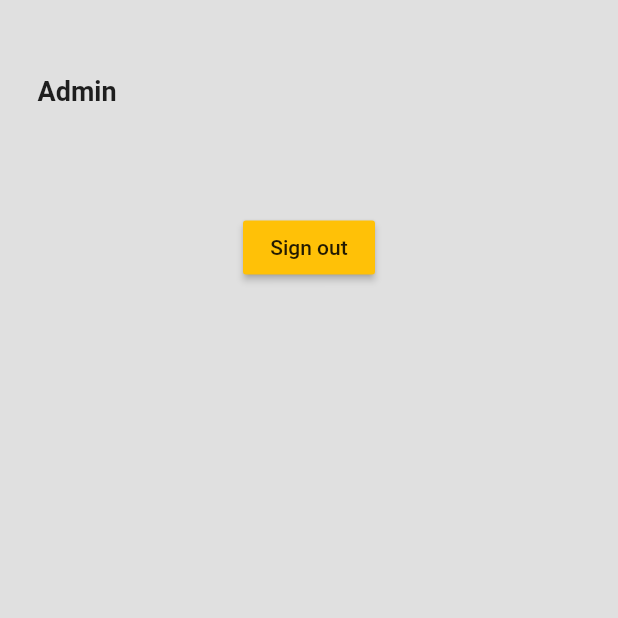
After one commit to Abhishekreju2525/cbms, a Flutter app: the screen it shows once a user with an empty profile is signed in, after a tap on "Sign out", on a phone screen of 412 x 824 dp, the top half of it. The commit adds this screen. Run offline on Flutter 3.47's test engine with Material 2 defaults, Android fonts, the phone set to English and light mode, and no system bars; our stand-ins replace cloud_firestore, firebase_auth, firebase_core, fluttertoast, google_fonts, google_nav_bar and 1 more; missing offline and left inert: dart:ffi, razorpay_flutter, restart_app; accounts and stored records are empty; network calls fail; key blocks and very long unbroken strings in the code were emptied for the run.

Commit message:
Role based Authentication

```diff
--- /dev/null
+++ b/lib/adminDashboard.dart
@@ -0,0 +1,77 @@
+import 'package:cbms/payment.dart';
+import 'package:cloud_firestore/cloud_firestore.dart';
+import 'package:firebase_auth/firebase_auth.dart';
+import 'package:flutter/material.dart';
+import 'package:restart_app/restart_app.dart';
+
+class adminDash extends StatefulWidget {
+  const adminDash({Key? key}) : super(key: key);
+
+  @override
+  State<adminDash> createState() => _adminDashState();
+}
+
+class _adminDashState extends State<adminDash> {
+  final user = FirebaseAuth.instance.currentUser!;
+
+  @override
+  Widget build(BuildContext context) {
+    return Scaffold(
+      backgroundColor: Colors.grey[300],
+      body: SafeArea(
+        child: Column(
+          children: [
+            // FloatingActionButton(
+            //   backgroundColor: Colors.green,
+            //   child: Icon(Icons.add),
+            //   onPressed: () {
+            //     FirebaseFirestore.instance
+            //         .collection('data')
+            //         .add({'text': 'data added through app'});
+            //   },
+            // ),
+            //app bar
+            Padding(
+              padding: const EdgeInsets.symmetric(horizontal: 25.0),
+              child: Row(
+                mainAxisAlignment: MainAxisAlignment.spaceBetween,
+                children: [
+                  Column(
+                    crossAxisAlignment: CrossAxisAlignment.start,
+                    children: [
+                      SizedBox(height: 25),
+                      SizedBox(height: 25),
+                      Text('Admin ' + user.email!,
+                          style: TextStyle(
+                              fontWeight: FontWeight.bold, fontSize: 18)),
+                      SizedBox(height: 20),
+                    ],
+                  ),
+                  //profile picture
+                ],
+              ),
+            ),
+            SizedBox(height: 25),
+
+            //card
+
+            //card
+
+            SizedBox(height: 25),
+
+            //horizontal listview
+
+            MaterialButton(
+              onPressed: () {
+                FirebaseAuth.instance.signOut();
+                FirebaseFirestore.instance.clearPersistence();
+              },
+              color: Colors.amber,
+              child: Text('Sign out'),
+            ),
+          ],
+        ),
+      ),
+    );
+  }
+}
--- a/lib/loginScreen.dart
+++ b/lib/loginScreen.dart
@@ -1,3 +1,4 @@
+import 'package:cbms/dashboardScreen.dart';
 import 'package:cbms/main.dart';
 import 'package:cbms/register.dart';
 import 'package:flutter/material.dart';
@@ -79,7 +80,7 @@ class _loginScreenState extends State<loginScreen> {
                         controller: _usernameController,
                         decoration: InputDecoration(
                           icon: Icon(Icons.person),
-                          labelText: "Username",
+                          labelText: "Email",
                         ),
                       ),
                     ),
--- a/lib/register.dart
+++ b/lib/register.dart
@@ -3,6 +3,7 @@ import 'dart:ffi';
 import 'package:cbms/loginScreen.dart';
 import 'package:cbms/main.dart';
 import 'package:cbms/register.dart';
+import 'package:cloud_firestore/cloud_firestore.dart';
 import 'package:flutter/material.dart';
 import 'package:google_fonts/google_fonts.dart';
 import 'package:firebase_auth/firebase_auth.dart';
@@ -19,6 +20,7 @@ class registerScreen extends StatefulWidget {
 
 class _registerScreen extends State<registerScreen> {
   // final _confirmpasswordController = TextEditingController();
+  final _nameController = TextEditingController();
   final _passwordController = TextEditingController();
   final _usernameController = TextEditingController();
 
@@ -42,8 +44,22 @@ class _registerScreen extends State<registerScreen> {
       email: _usernameController.text.trim(),
       password: _passwordController.text.trim(),
     );
+    final user = FirebaseAuth.instance.currentUser!;
+    print(user.uid);
+    addUserDetails(
+        _nameController.text.trim(), _usernameController.text.trim());
+
     //pop the loading circle
     Navigator.of(context).pop();
+  }
+
+  Future addUserDetails(String name, String email) async {
+    final user = FirebaseAuth.instance.currentUser!;
+    await FirebaseFirestore.instance.collection('users').doc(user.uid).set({
+      'name': name,
+      'email': email,
+      'role': 'user',
+    });
   }
 
   @override
@@ -79,12 +95,22 @@ class _registerScreen extends State<registerScreen> {
                     SizedBox(
                       height: 45,
                     ),
+
+                    Container(
+                      child: TextFormField(
+                        controller: _nameController,
+                        decoration: InputDecoration(
+                          icon: Icon(Icons.person),
+                          labelText: "Name",
+                        ),
+                      ),
+                    ),
                     Container(
                       child: TextFormField(
                         controller: _usernameController,
                         decoration: InputDecoration(
                           icon: Icon(Icons.person),
-                          labelText: "Username",
+                          labelText: "Email",
                         ),
                       ),
                     ),
--- /dev/null
+++ b/lib/userRole.dart
@@ -0,0 +1,212 @@
+/*import 'dart:ffi';
+
+import 'package:cloud_firestore/cloud_firestore.dart';
+import 'package:firebase_auth/firebase_auth.dart';
+import 'package:flutter/material.dart';
+
+class userRoleSelector extends StatefulWidget {
+  const userRoleSelector({Key? key}) : super(key: key);
+
+  @override
+  State<userRoleSelector> createState() => _userRoleSelectorState();
+}
+
+class _userRoleSelectorState extends State<userRoleSelector> {
+  String? role;
+
+  Future<String?> fetchRole() async {
+    final firebaseUser = FirebaseAuth.instance.currentUser!;
+    await FirebaseFirestore.instance.clearPersistence();
+    await FirebaseFirestore.instance
+        .collection('users')
+        .doc(firebaseUser.uid)
+        .get()
+        .then((ds) {
+      final data = ds.data() as Map<String, dynamic>;
+      role = null;
+      role = data['role'];
+      print(role);
+
+      // print(data['role']);
+      // role = data['role'];
+    }).catchError((e) {
+      print(e);
+
+    });
+    print(role);
+    return role;
+  }
+
+  @override
+  Widget build(BuildContext context) {
+    return Scaffold(
+      body: FutureBuilder(
+          future: fetchRole(),
+          builder: ((context, snapshot) {
+            if (snapshot.connectionState == ConnectionState.done) {
+              // If we got an error
+              if (snapshot.hasError) {
+                return Center(
+                  child: Text(
+                    '${snapshot.error} occurred',
+                    style: TextStyle(fontSize: 18),
+                  ),
+                );
+
+                // if we got our data
+              } else if (snapshot.hasData) {
+                // Extracting data from snapshot object
+                final data = snapshot.data as String;
+                return Center(
+                  child: Text(
+                    '$data',
+                    style: TextStyle(fontSize: 18),
+                  ),
+                );
+              }
+            }
+          })),
+    );
+  }
+}
+*/
+import 'package:cbms/adminDashboard.dart';
+import 'package:cbms/dashboardScreen.dart';
+import 'package:cloud_firestore/cloud_firestore.dart';
+import 'package:firebase_auth/firebase_auth.dart';
+import 'package:flutter/material.dart';
+
+void main() => runApp(MyApp());
+
+class MyApp extends StatelessWidget {
+  @override
+  Widget build(BuildContext context) {
+    return MaterialApp(
+      title: 'GeeksforGeeks',
+
+      // to hide debug banner
+      debugShowCheckedModeBanner: false,
+      theme: ThemeData(
+        primarySwatch: Colors.green,
+      ),
+      home: HomePage(),
+    );
+  }
+}
+
+class HomePage extends StatelessWidget {
+  @override
+  Widget build(BuildContext context) {
+    return SafeArea(
+      child: Scaffold(
+        appBar: AppBar(
+          title: Text('GeeksforGeeks'),
+        ),
+        body: Center(
+          child: ElevatedButton(
+            onPressed: () => Navigator.push(
+              context,
+              MaterialPageRoute(
+                builder: (ctx) => FutureDemoPage(),
+              ),
+            ),
+            child: Text('Demonstrate FutureBuilder'),
+          ),
+        ),
+      ),
+    );
+  }
+}
+
+class FutureDemoPage extends StatefulWidget {
+  @override
+  State<FutureDemoPage> createState() => _FutureDemoPageState();
+}
+
+class _FutureDemoPageState extends State<FutureDemoPage> {
+  Future<String> getData() {
+    String? role;
+    return Future.delayed(Duration(seconds: 0), () async {
+      final firebaseUser = FirebaseAuth.instance.currentUser!;
+      await FirebaseFirestore.instance
+          .collection('users')
+          .doc(firebaseUser.uid)
+          .get()
+          .then((ds) {
+        final data = ds.data() as Map<String, dynamic>;
+
+        role = data['role'];
+        print(role);
+        return role;
+        // print(data['role']);
+        // role = data['role'];
+      }).catchError((e) {
+        print(e);
+      });
+      print('role : $role');
+      String role1 = role as String;
+      return role1;
+      // throw Exception("Custom Error");
+    });
+  }
+
+  @override
+  Widget build(BuildContext context) {
+    return SafeArea(
+      child: Scaffold(
+        body: FutureBuilder(
+          builder: (ctx, snapshot) {
+            // Checking if future is resolved or not
+            if (snapshot.connectionState == ConnectionState.done) {
+              // If we got an error
+              if (snapshot.hasError) {
+                return Center(
+                  child: Text(
+                    '${snapshot.error} occurred',
+                    style: TextStyle(fontSize: 18),
+                  ),
+                );
+
+                // if we got our data
+              } else if (snapshot.hasData) {
+                // Extracting data from snapshot object
+                final data = snapshot.data as String;
+                // return Center(
+                //   child: Text(
+                //     '$data',
+                //     style: TextStyle(fontSize: 18),
+                //   ),
+                // );
+                if (data == 'user')
+                  return dashboardScreen();
+                else
+                  return adminDash();
+              }
+            }
+
+            // Displaying LoadingSpinner to indicate waiting state
+            return Center(
+              child: CircularProgressIndicator(),
+            );
+          },
+
+          // Future that needs to be resolved
+          // inorder to display something on the Canvas
+          future: getData(),
+        ),
+      ),
+    );
+  }
+
+  routeUser(String? data) {
+    if (data == 'user') {
+      print('routed to user');
+      return dashboardScreen();
+    } else if (data == 'admin') {
+      print('routed to admin');
+      return adminDash();
+    } else {
+      return Text('Invalid authentication');
+    }
+  }
+}
```
Also changed, not shown: lib/dashboardScreen.dart (+6 -18 lines), lib/main_page.dart (+62 -1 lines).
